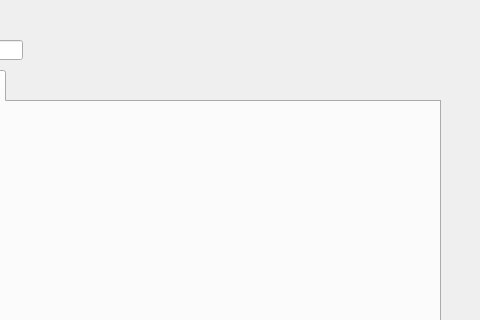
First picture: the form in WordLite/querywidget.ui, repository Staaaaaaaaar/WordHub, before the edit; both pictures show x 120 to 600 and y 0 to 320 of the 600 by 500 pixel window.
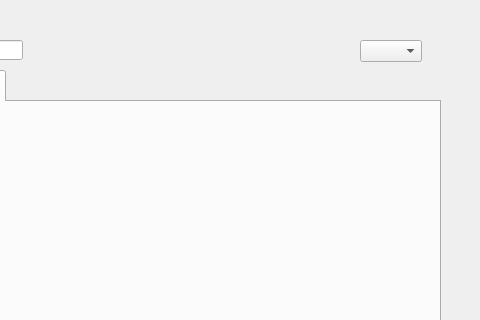
Second picture: the form after the edit.

```diff
--- a/WordLite/querywidget.ui
+++ b/WordLite/querywidget.ui
@@ -81,6 +81,16 @@
     </attribute>
    </widget>
   </widget>
+  <widget class="QComboBox" name="comboBox">
+   <property name="geometry">
+    <rect>
+     <x>480</x>
+     <y>40</y>
+     <width>62</width>
+     <height>22</height>
+    </rect>
+   </property>
+  </widget>
  </widget>
  <resources/>
  <connections/>
```
